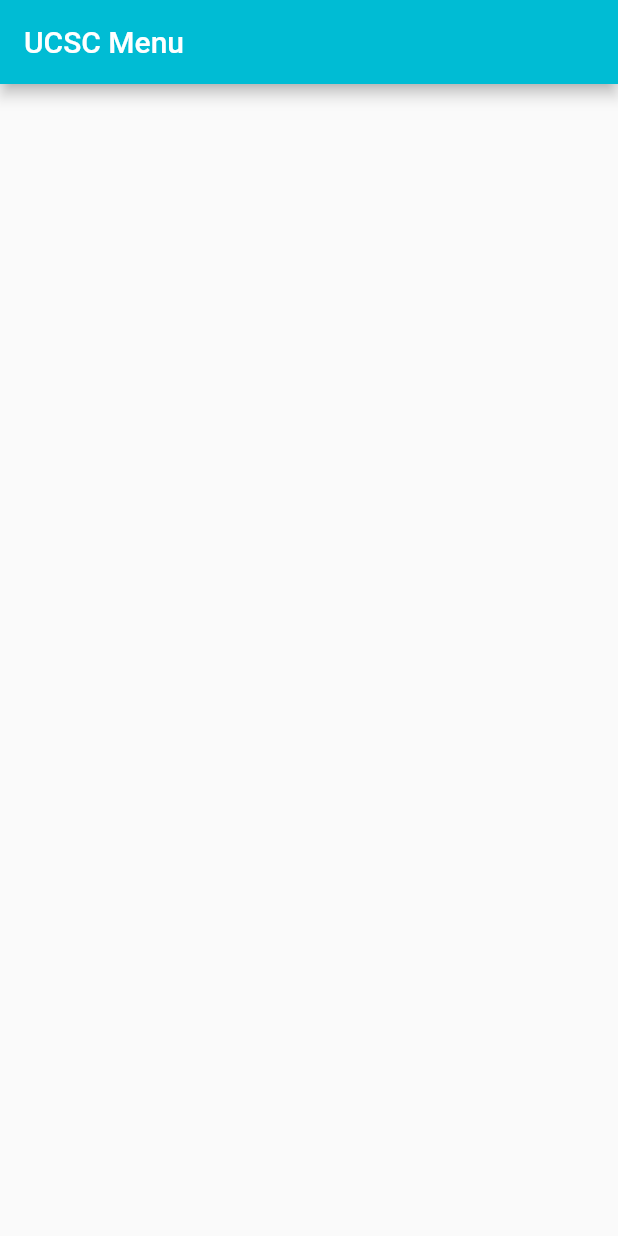
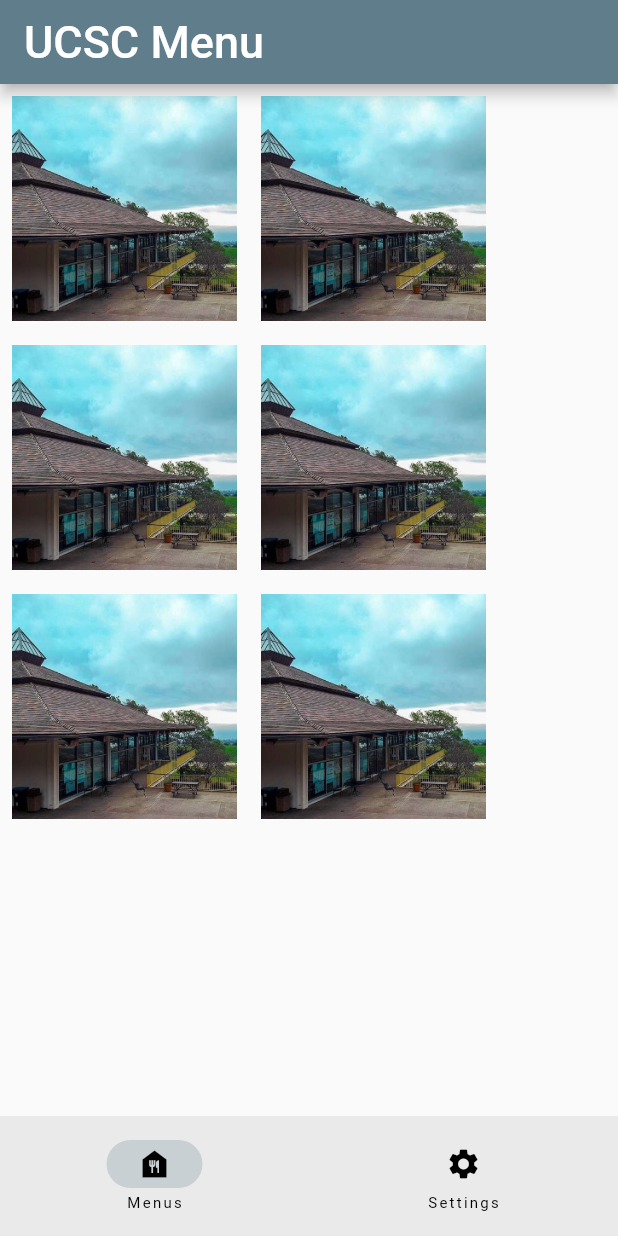
Before and after one commit to nunibye/Menu-App, a Flutter app: the screen it shows after launch, on a phone screen of 412 x 824 dp. Run offline on Flutter 3.47's test engine with Material 2 defaults, Android fonts, the phone set to English and light mode, and no system bars.

Commit message:
Added Buttons

```diff
--- /dev/null
+++ b/menu_app/lib/home_page.dart
@@ -0,0 +1,128 @@
+import 'package:flutter/material.dart';
+import 'package:menu_app/cowell_menu.dart';
+// import 'package:flutter/widgets.dart';
+
+// class SizeConfig {
+//   static MediaQueryData _mediaQueryData;
+//   static double screenWidth;
+//   static double screenHeight;
+//   static double blockSizeHorizontal;
+//   static double blockSizeVertical;
+//   static double _safeAreaHorizontal;
+//   static double _safeAreaVertical;
+//   static double safeBlockHorizontal;
+//   static double safeBlockVertical;
+
+//   void init(BuildContext context){
+//     _mediaQueryData = MediaQuery.of(context);
+//     screenWidth = _mediaQueryData.size.width;
+//     screenHeight = _mediaQueryData.size.height;
+//     blockSizeHorizontal = screenWidth/100;
+//     blockSizeVertical = screenHeight/100;
+//     _safeAreaHorizontal = _mediaQueryData.padding.left +
+//         _mediaQueryData.padding.right;
+//     _safeAreaVertical = _mediaQueryData.padding.top +
+//         _mediaQueryData.padding.bottom;
+//     safeBlockHorizontal = (screenWidth - _safeAreaHorizontal)/100;
+//     safeBlockVertical = (screenHeight - _safeAreaVertical)/100;
+//   }
+// }
+
+class HomePage extends StatelessWidget {
+  static const double hallSize = 150.0;
+  const HomePage({super.key});
+
+  @override
+  Widget build(BuildContext context) {
+    return Scaffold(
+        // child: ElevatedButton(
+        //   onPressed: () {
+        //     Navigator.of(context).push(
+        //       MaterialPageRoute(builder: (BuildContext context) {
+        //         return const CowellMenu();
+        //       }),
+        //     );
+        //   },
+        //   child: const Text("Cowell"),
+        // ),
+
+        body: Row(
+      children: [
+        Column(
+          children: [
+            IconButton(
+              onPressed: () {
+                Navigator.of(context).push(
+                  MaterialPageRoute(builder: (BuildContext context) {
+                    return const CowellMenu();
+                  }),
+                );
+              },
+              icon: Image.asset('images/cowell_dining_hall.jpg'),
+              iconSize: hallSize,
+            ),
+            IconButton(
+              onPressed: () {
+                Navigator.of(context).push(
+                  MaterialPageRoute(builder: (BuildContext context) {
+                    return const CowellMenu();
+                  }),
+                );
+              },
+              icon: Image.asset('images/cowell_dining_hall.jpg'),
+              iconSize: hallSize,
+            ),
+            IconButton(
+              onPressed: () {
+                Navigator.of(context).push(
+                  MaterialPageRoute(builder: (BuildContext context) {
+                    return const CowellMenu();
+                  }),
+                );
+              },
+              icon: Image.asset('images/cowell_dining_hall.jpg'),
+              iconSize: hallSize,
+            ),
+          ],
+        ),
+        Column(
+          children: [
+            IconButton(
+              onPressed: () {
+                Navigator.of(context).push(
+                  MaterialPageRoute(builder: (BuildContext context) {
+                    return const CowellMenu();
+                  }),
+                );
+              },
+              icon: Image.asset('images/cowell_dining_hall.jpg'),
+              iconSize: hallSize,
+            ),
+            IconButton(
+              onPressed: () {
+                Navigator.of(context).push(
+                  MaterialPageRoute(builder: (BuildContext context) {
+                    return const CowellMenu();
+                  }),
+                );
+              },
+              icon: Image.asset('images/cowell_dining_hall.jpg'),
+              iconSize: hallSize,
+            ),
+            IconButton(
+              onPressed: () {
+                Navigator.of(context).push(
+                  MaterialPageRoute(builder: (BuildContext context) {
+                    return const CowellMenu();
+                  }),
+                );
+              },
+              icon: Image.asset('images/cowell_dining_hall.jpg'),
+              iconSize: hallSize,
+            ),
+          ],
+        ),
+      ],
+    ));
+  }
+}
--- a/menu_app/lib/main.dart
+++ b/menu_app/lib/main.dart
@@ -1,4 +1,6 @@
 import 'package:flutter/material.dart';
+import 'package:menu_app/home_page.dart';
+
 void main() {
   runApp(const MyApp());
 }
@@ -9,10 +11,41 @@ class MyApp extends StatelessWidget {
   @override
   Widget build(BuildContext context) {
     return MaterialApp(
-      home: Scaffold(
-        appBar: AppBar(backgroundColor: Colors.cyan,
-        title: const Text('UCSC Menu'),
-        ),
+      theme: ThemeData(primarySwatch: Colors.blueGrey),
+      home: const RootPage(),
+    );
+  }
+}
+
+class RootPage extends StatefulWidget {
+  const RootPage({super.key});
+
+  @override
+  State<RootPage> createState() => _RootPageState();
+}
+
+class _RootPageState extends State<RootPage> {
+  int currentPage = 0;
+  @override
+  Widget build(BuildContext context) {
+    return Scaffold(
+      appBar: AppBar(
+          title: const Text(
+        "UCSC Menu",
+        style: TextStyle(fontSize: 30),
+      )),
+      body: const HomePage(),
+      bottomNavigationBar: NavigationBar(
+        destinations: const [
+          NavigationDestination(icon: Icon(Icons.food_bank), label: "Menus"),
+          NavigationDestination(icon: Icon(Icons.settings), label: "Settings"),
+        ],
+        onDestinationSelected: (int index) {
+          setState(() {
+            currentPage = index;
+          });
+        },
+        selectedIndex: currentPage,
       ),
     );
   }
--- a/menu_app/pubspec.yaml
+++ b/menu_app/pubspec.yaml
@@ -33,6 +33,7 @@ dependencies:
     sdk: flutter
 
 
+
   # The following adds the Cupertino Icons font to your application.
   # Use with the CupertinoIcons class for iOS style icons.
   cupertino_icons: ^1.0.2
@@ -60,8 +61,8 @@ flutter:
   uses-material-design: true
 
   # To add assets to your application, add an assets section, like this:
-  # assets:
-  #   - images/a_dot_burr.jpeg
+  assets:
+    - images/
   #   - images/a_dot_ham.jpeg
 
   # An image asset can refer to one or more resolution-specific "variants", see
```
Also changed, not shown: menu_app/lib/cowell_menu.dart (added, +25 -0 lines), menu_app/images/cowell_dining_hall.jpg (added).
